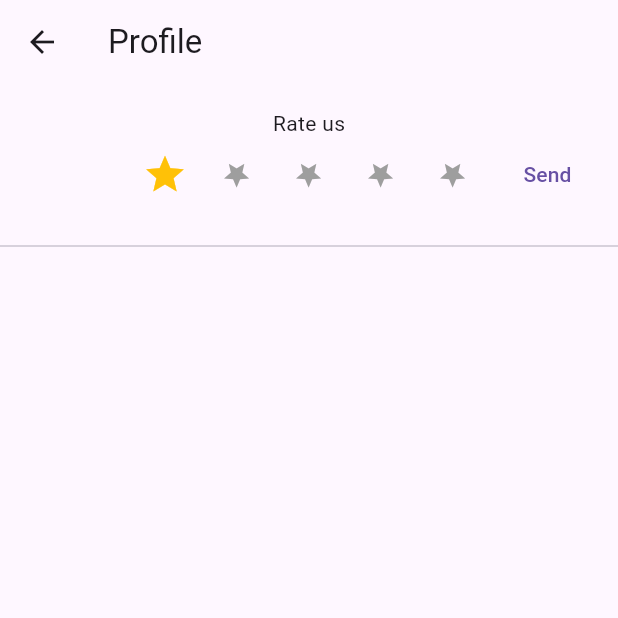
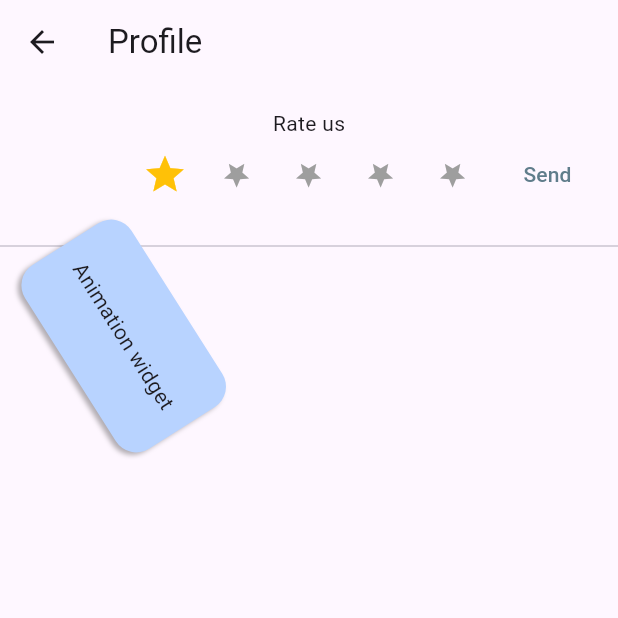
Before and after one commit to Dzejkoubi/draw_straight_line_app, a Flutter app: the ProfileScreen screen opened by its route, after a tap on the "star" icon, on a phone screen of 412 x 824 dp, the top half of it. Run offline on Flutter 3.47's test engine with Material 3 defaults, Android fonts, the light colour scheme and no system bars; our stand-ins replace auto_route, flutter_dotenv, supabase_flutter; accounts and stored records are empty.

Commit message:
refactor: rate_us_container in a single file style: rotating widget build: podfile problem

```diff
--- a/lib/screens/profile_screen/profile_screen.dart
+++ b/lib/screens/profile_screen/profile_screen.dart
@@ -1,8 +1,8 @@
 import 'dart:math' as Math;
 
-import 'package:auto_route/annotations.dart';
 import 'package:auto_route/auto_route.dart';
-import 'package:draw_straight_line_app/main.dart';
+import 'package:draw_straight_line_app/screens/profile_screen/widgets/rate_us_container.dart';
+import 'package:draw_straight_line_app/screens/profile_screen/widgets/rotating_widget.dart';
 import 'package:flutter/material.dart';
 import 'package:supabase_flutter/supabase_flutter.dart';
 
@@ -36,8 +36,24 @@ class UserBoard extends StatefulWidget {
   State<UserBoard> createState() => _UserBoardState();
 }
 
-class _UserBoardState extends State<UserBoard> {
-  bool isToggled = true;
+class _UserBoardState extends State<UserBoard> with TickerProviderStateMixin {
+  late AnimationController _rotateAnimationController;
+  // late Animation<double> _curvedRotateAnimation = CurvedAnimation(
+  //   parent: _rotateAnimationController,
+  //   curve: Curves.easeOut,
+  // );
+
+  @override
+  void initState() {
+    _rotateAnimationController = AnimationController(
+      duration: Duration(seconds: 1),
+      vsync: this,
+    )..repeat();
+
+    _rotateAnimationController.repeat();
+
+    super.initState();
+  }
 
   @override
   Widget build(BuildContext context) {
@@ -53,18 +69,17 @@ class _UserBoardState extends State<UserBoard> {
             RateUsContainer(),
             Divider(),
             Expanded(
-              child: ListView.builder(
-                itemCount: instruments.length,
-                itemBuilder: (context, index) {
-                  return GestureDetector(
-                    onTap: () {
-                      setState(() {
-                        isToggled = !isToggled;
-                      });
-                    },
-                    child: AnimatedItem(instruments, index),
-                  );
-                },
+              child: Column(
+                children: [
+                  Row(
+                    mainAxisAlignment: MainAxisAlignment.spaceBetween,
+                    children: [
+                      RotationWidget(
+                        rotateAnimationController: _rotateAnimationController,
+                      ),
+                    ],
+                  ),
+                ],
               ),
             ),
           ],
@@ -73,114 +88,46 @@ class _UserBoardState extends State<UserBoard> {
     );
   }
 
-  AnimatedContainer AnimatedItem(PostgrestList instruments, int index) {
-    return AnimatedContainer(
-      duration: Duration(milliseconds: 300),
-      margin: EdgeInsets.all(10),
-      padding: isToggled ? EdgeInsets.all(10) : EdgeInsets.all(50),
-      curve: Curves.easeInSine,
-      decoration: BoxDecoration(
-        borderRadius:
-            isToggled ? BorderRadius.circular(5) : BorderRadius.circular(25),
-        boxShadow:
-            isToggled
-                ? [
-                  BoxShadow(
-                    color: Colors.black.withOpacity(0.2),
-                    spreadRadius: 2,
-                    blurRadius: 5,
-                    offset: Offset(0, 3),
-                  ),
-                ]
-                : [],
-        color: isToggled ? Colors.blue : Colors.lightBlueAccent,
-      ),
-      child: Text(instruments[index]['name']),
-    );
+  @override
+  void dispose() {
+    _rotateAnimationController.dispose();
+    super.dispose();
   }
 }
 
-class RateUsContainer extends StatefulWidget {
-  RateUsContainer({super.key});
+// class SquashBoxTween extends StatefulWidget {
+//   final Widget child;
+//   const SquashBoxTween({super.key, required this.child});
 
-  @override
-  State<RateUsContainer> createState() => _RateUsContainerState();
-}
+//   @override
+//   State<SquashBoxTween> createState() => _SquashBoxTweenState();
+// }
 
-class _RateUsContainerState extends State<RateUsContainer> {
-  List<bool> isStarred = [false, false, false, false, false];
+// class _SquashBoxTweenState extends State<SquashBoxTween> {
+//   bool _squashed = false;
 
-  @override
-  Widget build(BuildContext context) {
-    return Container(
-      padding: EdgeInsets.symmetric(horizontal: 8, vertical: 16),
-      child: Column(
-        children: [
-          Text('Rate us'),
-          Row(
-            mainAxisAlignment: MainAxisAlignment.center,
-            children: [
-              Expanded(child: SizedBox()),
-              for (int i = 0; i < isStarred.length; i++)
-                IconButton(
-                  onPressed: () {
-                    setState(() {
-                      if (isStarred[i] &&
-                          (i == isStarred.lastIndexWhere((star) => star))) {
-                        for (int j = 0; j < isStarred.length; j++) {
-                          isStarred[j] = false;
-                        }
-                      } else {
-                        isStarred[i] = !isStarred[i];
-                        for (int j = 0; j < isStarred.length; j++) {
-                          if (j < i) {
-                            isStarred[j] = true;
-                          } else if (j > i) {
-                            isStarred[j] = false;
-                          }
-                        }
-                      }
-                    });
-                  },
-                  icon: TweenAnimationBuilder<double>(
-                    tween: Tween(
-                      begin: isStarred[i] ? 20.0 : 30.0,
-                      end: isStarred[i] ? 30 : 20,
-                    ),
-                    duration: Duration(milliseconds: 300),
-                    curve: Curves.easeOut,
-                    builder: (context, size, child) {
-                      return TweenAnimationBuilder<double>(
-                        tween: Tween(
-                          begin: 0,
-                          end:
-                              isStarred[i]
-                                  ? 360 * Math.pi / 180
-                                  : 36 * Math.pi / 180,
-                        ),
-                        duration: Duration(milliseconds: 300),
-                        curve: Curves.easeOut,
-                        builder: (context, rotation, _) {
-                          return Transform.rotate(
-                            angle: rotation,
-                            child: Icon(
-                              Icons.star,
-                              size: size,
-                              color: isStarred[i] ? Colors.amber : Colors.grey,
-                            ),
-                          );
-                        },
-                      );
-                    },
-                  ),
-                ),
-              Expanded(
-                child: TextButton(onPressed: () {}, child: Text('Send')),
-              ),
-            ],
-          ),
-        ],
-      ),
-    );
-  }
-}
+//   @override
+//   Widget build(BuildContext context) {
+//     return Column(
+//       children: [
+//         ElevatedButton(
+//           child: Text(_squashed ? 'Un-squash' : 'Squash'),
+//           onPressed: () => setState(() => _squashed = !_squashed),
+//         ),
+//         TweenAnimationBuilder<double>(
+//           tween: Tween(begin: 1.0, end: _squashed ? 0.0 : 1.0),
+//           duration: const Duration(milliseconds: 300),
+//           curve: Curves.easeInOut,
+//           builder: (context, scaleY, child) {
+//             return Transform(
+//               alignment: Alignment.center,
+//               transform: Matrix4.diagonal3Values(1, scaleY, 1),
+//               child: child,
+//             );
+//           },
+//           child: widget.child,
+//         ),
+//       ],
+//     );
+//   }
+// }
--- /dev/null
+++ b/lib/screens/profile_screen/widgets/rate_us_container.dart
@@ -0,0 +1,91 @@
+import 'dart:math' as Math;
+
+import 'package:flutter/material.dart';
+
+class RateUsContainer extends StatefulWidget {
+  RateUsContainer({super.key});
+
+  @override
+  State<RateUsContainer> createState() => _RateUsContainerState();
+}
+
+class _RateUsContainerState extends State<RateUsContainer> {
+  List<bool> isStarred = [false, false, false, false, false];
+
+  @override
+  Widget build(BuildContext context) {
+    return Container(
+      padding: EdgeInsets.symmetric(horizontal: 8, vertical: 16),
+      child: Column(
+        children: [
+          Text('Rate us'),
+          Row(
+            mainAxisAlignment: MainAxisAlignment.center,
+            children: [
+              Expanded(child: SizedBox()),
+              for (int i = 0; i < isStarred.length; i++)
+                IconButton(
+                  onPressed: () {
+                    setState(() {
+                      if (isStarred[i] &&
+                          (i == isStarred.lastIndexWhere((star) => star))) {
+                        for (int j = 0; j < isStarred.length; j++) {
+                          isStarred[j] = false;
+                        }
+                      } else {
+                        isStarred[i] = !isStarred[i];
+                        for (int j = 0; j < isStarred.length; j++) {
+                          if (j < i) {
+                            isStarred[j] = true;
+                          } else if (j > i) {
+                            isStarred[j] = false;
+                          }
+                        }
+                      }
+                    });
+                  },
+                  icon: TweenAnimationBuilder<double>(
+                    tween: Tween(
+                      begin: isStarred[i] ? 20.0 : 30.0,
+                      end: isStarred[i] ? 30 : 20,
+                    ),
+                    duration: Duration(milliseconds: 300),
+                    curve: Curves.easeOut,
+                    builder: (context, size, child) {
+                      return TweenAnimationBuilder<double>(
+                        tween: Tween(
+                          begin: 0,
+                          end:
+                              isStarred[i]
+                                  ? 360 * Math.pi / 180
+                                  : 36 * Math.pi / 180,
+                        ),
+                        duration: Duration(milliseconds: 300),
+                        curve: Curves.easeOut,
+                        builder: (context, rotation, _) {
+                          return Transform.rotate(
+                            angle: rotation,
+                            child: Icon(
+                              Icons.star,
+                              size: size,
+                              color: isStarred[i] ? Colors.amber : Colors.grey,
+                            ),
+                          );
+                        },
+                      );
+                    },
+                  ),
+                ),
+              Expanded(
+                child: TextButton(
+                  onPressed: () {},
+                  child: Text('Send', style: TextStyle(color: Colors.blueGrey)),
+                ),
+              ),
+            ],
+          ),
+        ],
+      ),
+    );
+  }
+}
--- /dev/null
+++ b/lib/screens/profile_screen/widgets/rotating_widget.dart
@@ -0,0 +1,37 @@
+import 'package:flutter/material.dart';
+
+class RotationWidget extends StatelessWidget {
+  const RotationWidget({
+    super.key,
+    required AnimationController rotateAnimationController,
+  }) : _rotateAnimationController = rotateAnimationController;
+
+  final AnimationController _rotateAnimationController;
+
+  @override
+  Widget build(BuildContext context) {
+    return RotationTransition(
+      turns: _rotateAnimationController,
+      alignment: Alignment.center,
+      child: Container(
+        margin: EdgeInsets.all(10),
+        padding: EdgeInsets.symmetric(horizontal: 16, vertical: 32),
+        decoration: BoxDecoration(
+          color: const Color(0xFFB8D3FF),
+          borderRadius: BorderRadius.circular(16),
+          boxShadow: [
+            BoxShadow(
+              color: Colors.black.withValues(alpha: 0.3),
+              offset: Offset(0, 3),
+              blurRadius: 2,
+            ),
+          ],
+        ),
+        child: Row(
+          mainAxisAlignment: MainAxisAlignment.center,
+          children: [Text('Animation widget')],
+        ),
+      ),
+    );
+  }
+}
```
Also changed, not shown: 6 other files.
